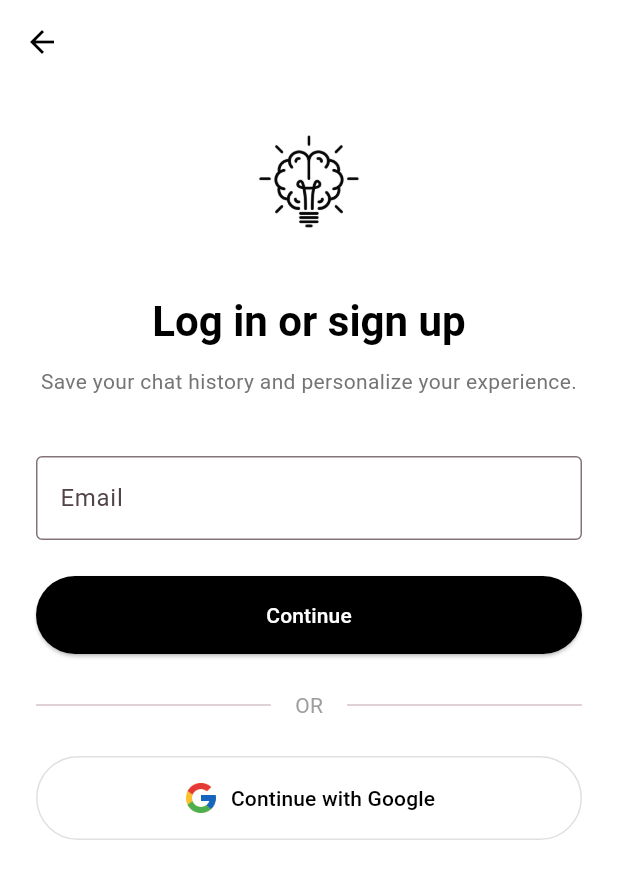
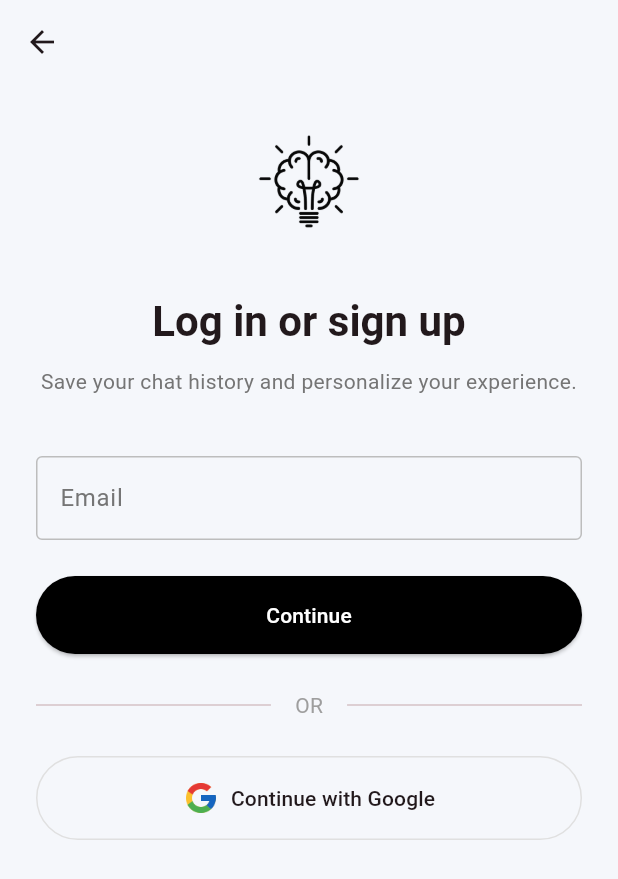
Before and after one commit to ChamodDulanjana/Linguamate-FE, a Flutter app: the EmailEntryScreen screen opened directly, on a phone screen of 412 x 824 dp. Shown: the top 879 px of the screen. Run offline on Flutter 3.47's test engine with Material 3 defaults, Android fonts, the phone set to English and light mode, and no system bars.

Commit message:
dark theme bug fixed in email_entty_screen

```diff
--- a/lib/screens/auth/email_entry_screen.dart
+++ b/lib/screens/auth/email_entry_screen.dart
@@ -43,15 +43,19 @@ class _EmailEntryScreenState extends State<EmailEntryScreen> {
 
   @override
   Widget build(BuildContext context) {
+    final isDarkMode = Theme.of(context).brightness == Brightness.dark;
     return Scaffold(
-      backgroundColor: Colors.white,
+      backgroundColor: Theme.of(context).scaffoldBackgroundColor,
       appBar: AppBar(
         leading: IconButton(
-          icon: const Icon(Icons.arrow_back),
+          icon: Icon(
+            Icons.arrow_back,
+            color: Theme.of(context).colorScheme.onSurface,
+          ),
           onPressed: () => Navigator.pop(context),
         ),
         elevation: 0,
-        backgroundColor: Colors.white,
+        backgroundColor: Theme.of(context).scaffoldBackgroundColor,
         surfaceTintColor: Colors.transparent,
       ),
       body: SafeArea(
@@ -67,7 +71,9 @@ class _EmailEntryScreenState extends State<EmailEntryScreen> {
                   const SizedBox(height: 20),
                   Center(
                     child: Image.asset(
-                      'assets/images/linguamate_logo.png',
+                      isDarkMode
+                          ? 'assets/images/linguamate_light_logo.png'
+                          : 'assets/images/linguamate_logo.png',
                       height: 100,
                     ),
                   ),
@@ -77,23 +83,36 @@ class _EmailEntryScreenState extends State<EmailEntryScreen> {
                     textAlign: TextAlign.center,
                     style: Theme.of(context).textTheme.headlineMedium?.copyWith(
                       fontWeight: FontWeight.bold,
-                      color: Colors.black,
+                      color: Theme.of(context).colorScheme.onSurface,
                     ),
                   ),
                   const SizedBox(height: 12),
                   Text(
                     'Save your chat history and personalize your experience.',
                     textAlign: TextAlign.center,
-                    style: Theme.of(
-                      context,
-                    ).textTheme.bodyMedium?.copyWith(color: Colors.grey[600]),
+                    style: Theme.of(context).textTheme.bodyMedium?.copyWith(
+                      color: isDarkMode ? Colors.grey[400] : Colors.grey[600],
+                    ),
                   ),
                   const SizedBox(height: 40),
                   TextFormField(
                     controller: _emailController,
-                    decoration: const InputDecoration(
+                    decoration: InputDecoration(
                       labelText: 'Email',
-                      border: OutlineInputBorder(),
+                      border: const OutlineInputBorder(),
+                      labelStyle: TextStyle(
+                        color: isDarkMode ? Colors.grey[400] : Colors.grey[600],
+                      ),
+                      enabledBorder: OutlineInputBorder(
+                        borderSide: BorderSide(
+                          color: isDarkMode
+                              ? Colors.grey.shade700
+                              : Colors.grey.shade400,
+                        ),
+                      ),
+                    ),
+                    style: TextStyle(
+                      color: Theme.of(context).colorScheme.onSurface,
                     ),
                     keyboardType: TextInputType.emailAddress,
                     validator: Validators.email,
@@ -103,8 +122,8 @@ class _EmailEntryScreenState extends State<EmailEntryScreen> {
                   ElevatedButton(
                     onPressed: _handleContinue,
                     style: ElevatedButton.styleFrom(
-                      backgroundColor: Colors.black,
-                      foregroundColor: Colors.white,
+                      backgroundColor: Theme.of(context).colorScheme.primary,
+                      foregroundColor: Theme.of(context).colorScheme.onPrimary,
                       padding: const EdgeInsets.symmetric(vertical: 16),
                       shape: RoundedRectangleBorder(
                         borderRadius: BorderRadius.circular(30),
@@ -138,8 +157,12 @@ class _EmailEntryScreenState extends State<EmailEntryScreen> {
                     label: const Text('Continue with Google'),
                     style: OutlinedButton.styleFrom(
                       padding: const EdgeInsets.symmetric(vertical: 16),
-                      foregroundColor: Colors.black,
-                      side: BorderSide(color: Colors.grey[300]!),
+                      foregroundColor: Theme.of(context).colorScheme.onSurface,
+                      side: BorderSide(
+                        color: isDarkMode
+                            ? Colors.grey.shade700
+                            : Colors.grey[300]!,
+                      ),
                       shape: RoundedRectangleBorder(
                         borderRadius: BorderRadius.circular(30),
                       ),
```
Also changed, not shown: assets/images/linguamate_light_logo.png (added).
